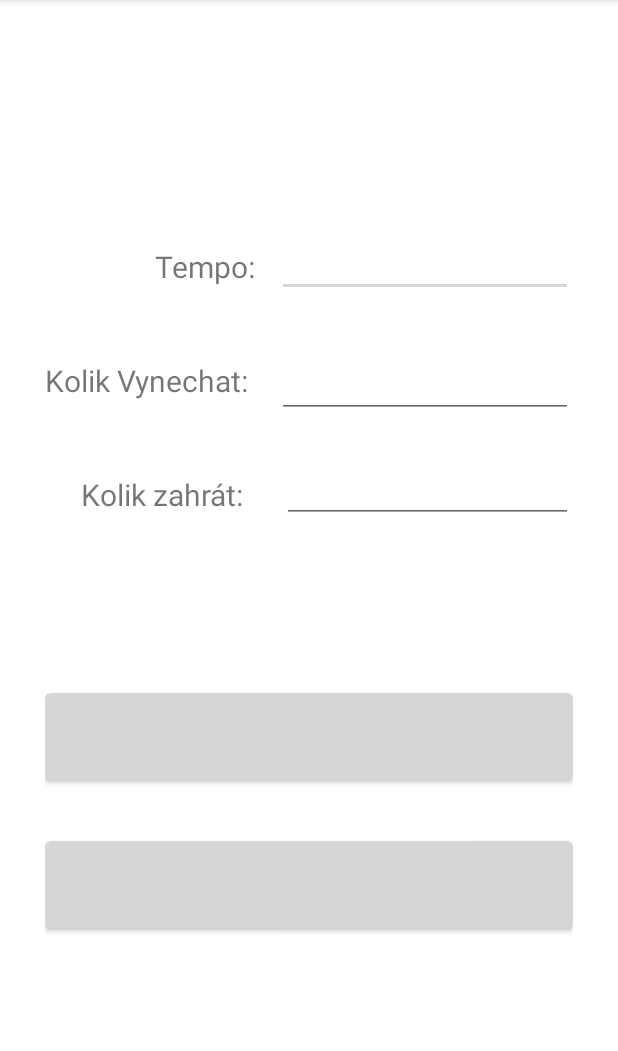
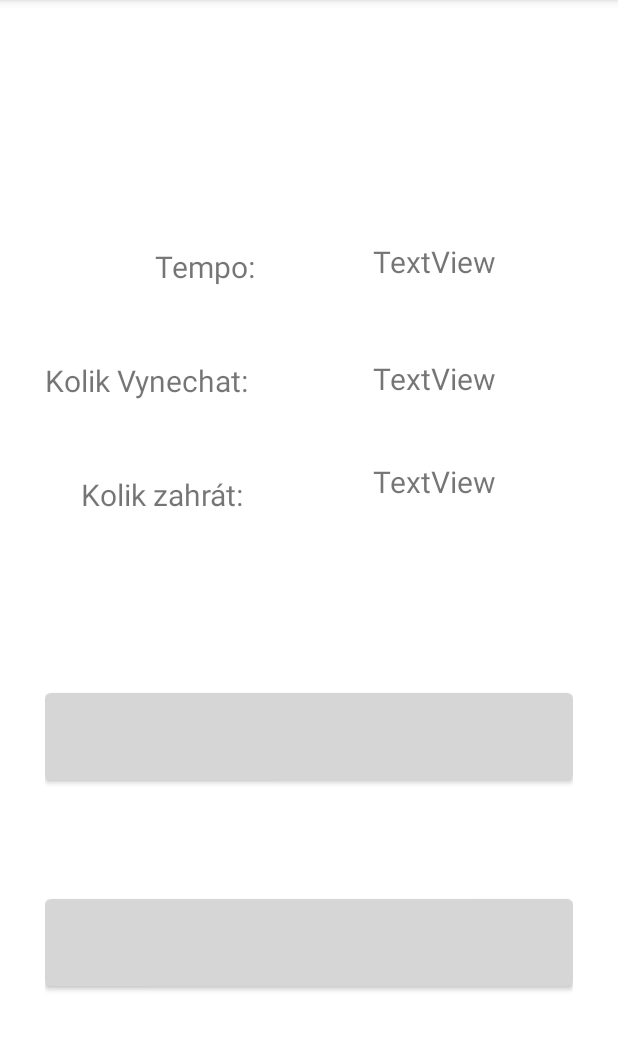
Before and after one commit to mlynek-ctibor/Metronom, an Android app: the NacitaniNastaveni screen opened directly, with no data from a screen before it, on a phone screen of 412 x 824 dp, the part 84-1135 px from its top. Run offline under Robolectric (Android 15) with nearby library versions, the phone set to English and light mode, and no system bars.

Commit message:
vylepšení aplikace

```diff
--- a/Metronom_app/app/src/main/java/com/example/metronom/NacitaniNastaveni.java
+++ b/Metronom_app/app/src/main/java/com/example/metronom/NacitaniNastaveni.java
@@ -14,11 +14,13 @@ import android.view.MenuItem;
 import android.view.View;
 import android.widget.Button;
 import android.widget.EditText;
+import android.widget.TextView;
 import android.widget.Toast;
 
 public class NacitaniNastaveni extends AppCompatActivity {
     private Context context;
-    EditText tempo, kolik_vynechat2, kolik_zahrat2, editText;
+    EditText editText;
+    TextView tempo, kolik_vynechat2, kolik_zahrat2 ;
     Button nacist_btn, smazat_btn;
 
     String id, tempo_txt, kolik_vynechat, kolik_zahrat;
--- a/Metronom_app/app/src/main/res/layout/activity_update.xml
+++ b/Metronom_app/app/src/main/res/layout/activity_update.xml
@@ -6,45 +6,6 @@
     android:layout_height="match_parent"
     tools:context=".MainActivity"
     android:padding="30dp">
-
-    <EditText
-        android:id="@+id/tempo"
-        android:layout_width="197dp"
-        android:layout_height="44dp"
-        android:ems="10"
-        android:inputType=""
-        app:layout_constraintBottom_toBottomOf="parent"
-        app:layout_constraintEnd_toEndOf="parent"
-        app:layout_constraintHorizontal_bias="1.0"
-        app:layout_constraintStart_toStartOf="parent"
-        app:layout_constraintTop_toTopOf="parent"
-        app:layout_constraintVertical_bias="0.187" />
-
-    <EditText
-        android:id="@+id/kolik_vynechat2"
-        android:layout_width="197dp"
-        android:layout_height="43dp"
-        android:ems="10"
-        android:inputType=""
-        app:layout_constraintBottom_toBottomOf="parent"
-        app:layout_constraintEnd_toEndOf="parent"
-        app:layout_constraintHorizontal_bias="1.0"
-        app:layout_constraintStart_toStartOf="parent"
-        app:layout_constraintTop_toTopOf="parent"
-        app:layout_constraintVertical_bias="0.309" />
-
-    <EditText
-        android:id="@+id/kolik_zahrat2"
-        android:layout_width="194dp"
-        android:layout_height="45dp"
-        android:ems="10"
-        android:inputType="text"
-        app:layout_constraintBottom_toBottomOf="parent"
-        app:layout_constraintEnd_toEndOf="parent"
-        app:layout_constraintHorizontal_bias="1.0"
-        app:layout_constraintStart_toStartOf="parent"
-        app:layout_constraintTop_toTopOf="parent"
-        app:layout_constraintVertical_bias="0.412" />
 
     <Button
         android:id="@+id/nacist_btn"
@@ -68,9 +29,10 @@
         android:textSize="20sp"
         app:layout_constraintBottom_toBottomOf="parent"
         app:layout_constraintEnd_toEndOf="parent"
+        app:layout_constraintHorizontal_bias="0.733"
         app:layout_constraintStart_toStartOf="parent"
         app:layout_constraintTop_toTopOf="parent"
-        app:layout_constraintVertical_bias="0.822" />
+        app:layout_constraintVertical_bias="0.883" />
 
     <TextView
         android:id="@+id/textView10"
@@ -111,4 +73,43 @@
         app:layout_constraintTop_toTopOf="parent"
         app:layout_constraintVertical_bias="0.42" />
 
+    <TextView
+        android:id="@+id/tempo"
+        android:layout_width="109dp"
+        android:layout_height="32dp"
+        android:text="TextView"
+        android:textSize="20dp"
+        app:layout_constraintBottom_toBottomOf="parent"
+        app:layout_constraintEnd_toEndOf="parent"
+        app:layout_constraintHorizontal_bias="0.9"
+        app:layout_constraintStart_toStartOf="parent"
+        app:layout_constraintTop_toTopOf="parent"
+        app:layout_constraintVertical_bias="0.193" />
+
+    <TextView
+        android:id="@+id/kolik_vynechat2"
+        android:layout_width="109dp"
+        android:layout_height="32dp"
+        android:text="TextView"
+        android:textSize="20dp"
+        app:layout_constraintBottom_toBottomOf="parent"
+        app:layout_constraintEnd_toEndOf="parent"
+        app:layout_constraintHorizontal_bias="0.9"
+        app:layout_constraintStart_toStartOf="parent"
+        app:layout_constraintTop_toTopOf="parent"
+        app:layout_constraintVertical_bias="0.309" />
+
+    <TextView
+        android:id="@+id/kolik_zahrat2"
+        android:layout_width="109dp"
+        android:layout_height="32dp"
+        android:text="TextView"
+        android:textSize="20dp"
+        app:layout_constraintBottom_toBottomOf="parent"
+        app:layout_constraintEnd_toEndOf="parent"
+        app:layout_constraintHorizontal_bias="0.9"
+        app:layout_constraintStart_toStartOf="parent"
+        app:layout_constraintTop_toTopOf="parent"
+        app:layout_constraintVertical_bias="0.41" />
+
 </androidx.constraintlayout.widget.ConstraintLayout>
--- a/Metronom_app/app/src/main/res/layout/napoveda.xml
+++ b/Metronom_app/app/src/main/res/layout/napoveda.xml
@@ -37,7 +37,7 @@
         android:id="@+id/textView24"
         android:layout_width="379dp"
         android:layout_height="64dp"
-        android:text="Pomocí nastavení si můžeme nastavit kolik dob chceme vynechat a kolik zahraje. Funkce je omezená danou rychlostí, daným zvukem a funkce Zvýraznění musí být nastavena bez žádného zvýraznění."
+        android:text="Pomocí nastavení si můžeme nastavit kolik dob chceme vynechat a kolik zahraje. Funkce je omezená danou rychlostí, daným zvukem a funkce. Funkce musí být nastavena bez žádného zvýraznění."
         app:layout_constraintBottom_toBottomOf="parent"
         app:layout_constraintEnd_toEndOf="parent"
         app:layout_constraintHorizontal_bias="0.375"
```
Also changed, not shown: Metronom_app/app/src/main/java/com/example/metronom/MainActivity.java (+13 -6 lines), Metronom_app/app/src/main/res/layout/activity_main.xml (+11 -10 lines), Metronom_app/app/src/main/res/layout/spinner_text.xml (added, +8 -0 lines), 1 other file.
